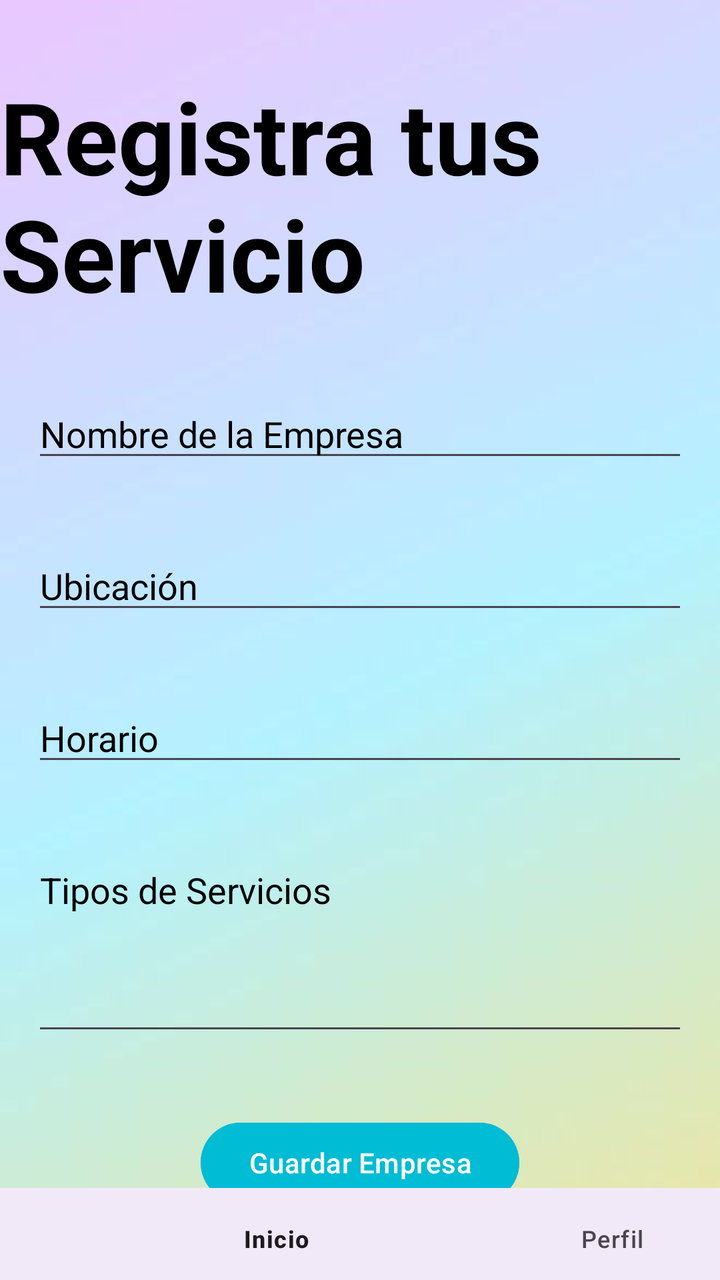
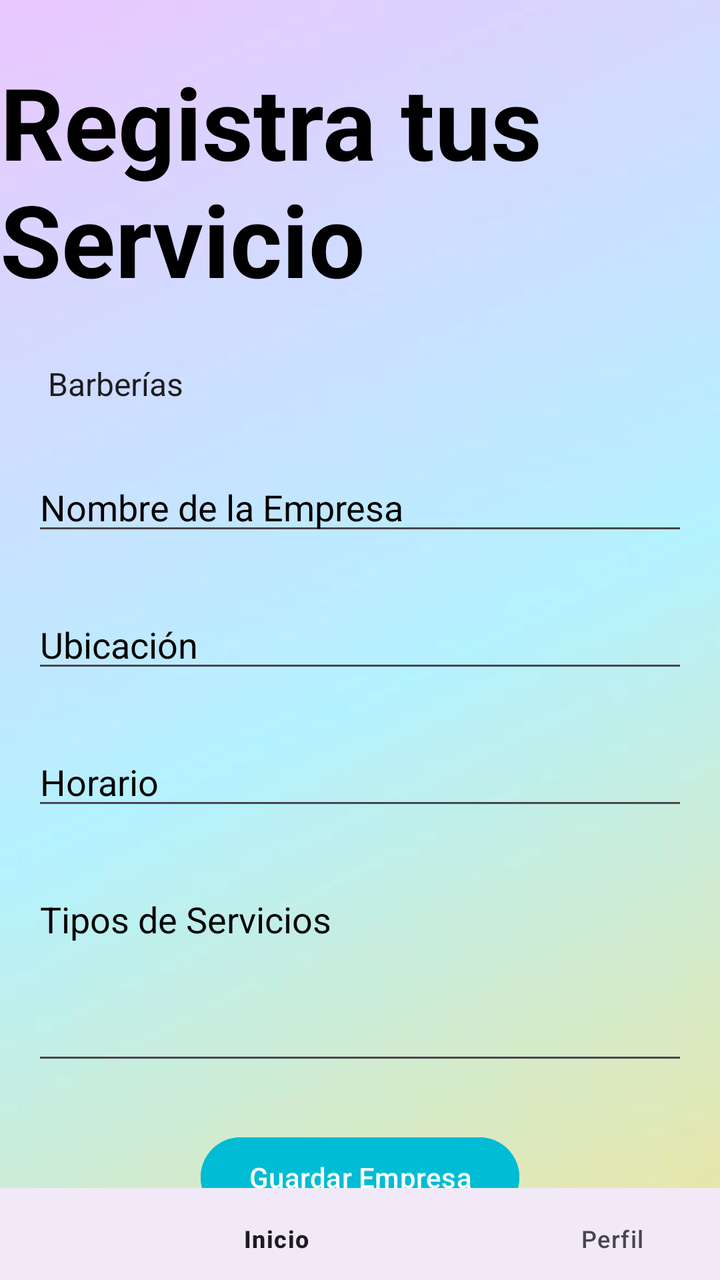

Compare the two renders of this Android layout. The source of the first and the diff that turns it into the second are given below.
<!-- AndroidManifest.xml: application theme Theme.Appp -->
<!-- res/layout/activity_registro_servicio.xml -->
<?xml version="1.0" encoding="utf-8"?>
<androidx.constraintlayout.widget.ConstraintLayout xmlns:android="http://schemas.android.com/apk/res/android"
    xmlns:app="http://schemas.android.com/apk/res-auto"
    xmlns:tools="http://schemas.android.com/tools"
    android:id="@+id/registroServicio"
    android:layout_width="match_parent"
    android:layout_height="match_parent"
    tools:context=".RegistroServicio">

    <ImageView
        android:id="@+id/imageView"
        android:layout_width="0dp"
        android:layout_height="0dp"
        android:scaleType="centerCrop"
        app:layout_constraintBottom_toBottomOf="parent"
        app:layout_constraintEnd_toEndOf="parent"
        app:layout_constraintHorizontal_bias="0.0"
        app:layout_constraintStart_toStartOf="parent"
        app:layout_constraintTop_toTopOf="parent"
        app:layout_constraintVertical_bias="0.0"
        app:srcCompat="@drawable/bdd4666fdcba42069e53862f98720581"
        tools:ignore="MissingConstraints" />

    <TextView
        android:id="@+id/textViewTitulo"
        android:layout_width="wrap_content"
        android:layout_height="wrap_content"
        android:text="Registra tus Servicio"
        android:textColor="#000000"
        android:textSize="50dp"
        android:textStyle="bold"
        app:layout_constraintBottom_toTopOf="@+id/editTextEmpresaNombre"
        app:layout_constraintEnd_toEndOf="parent"
        app:layout_constraintHorizontal_bias="0.0"
        app:layout_constraintStart_toStartOf="parent"
        app:layout_constraintTop_toTopOf="parent"
        app:layout_constraintVertical_bias="0.2" />

    <EditText
        android:id="@+id/editTextEmpresaNombre"
        android:layout_width="0dp"
        android:layout_height="wrap_content"
        android:layout_marginEnd="16dp"
        android:layout_marginStart="16dp"
        android:hint="Nombre de la Empresa"
        android:textColorHint="@color/black"
        app:layout_constraintBottom_toTopOf="@+id/editTextUbicacion"
        app:layout_constraintEnd_toEndOf="parent"
        app:layout_constraintStart_toStartOf="parent"
        app:layout_constraintTop_toBottomOf="@id/textViewTitulo" />

    <EditText
        android:id="@+id/editTextUbicacion"
        android:layout_width="0dp"
        android:layout_height="wrap_content"
        android:layout_marginEnd="16dp"
        android:layout_marginStart="16dp"
        android:hint="Ubicación"
        android:textColorHint="@color/black"
        app:layout_constraintBottom_toTopOf="@+id/editTextHorario"
        app:layout_constraintEnd_toEndOf="parent"
        app:layout_constraintStart_toStartOf="parent"
        app:layout_constraintTop_toBottomOf="@id/editTextEmpresaNombre" />

    <EditText
        android:id="@+id/editTextHorario"
        android:layout_width="0dp"
        android:layout_height="wrap_content"
        android:layout_marginEnd="16dp"
        android:layout_marginStart="16dp"
        android:hint="Horario"
        android:textColorHint="@color/black"
        app:layout_constraintBottom_toTopOf="@+id/editTextServicios"
        app:layout_constraintEnd_toEndOf="parent"
        app:layout_constraintStart_toStartOf="parent"
        app:layout_constraintTop_toBottomOf="@id/editTextUbicacion" />

    <EditText
        android:id="@+id/editTextServicios"
        android:layout_width="0dp"
        android:layout_height="wrap_content"
        android:layout_marginEnd="16dp"
        android:layout_marginStart="16dp"
        android:hint="Tipos de Servicios"
        android:textColorHint="@color/black"
        android:minHeight="100dp"
        android:gravity="top|start"
        app:layout_constraintBottom_toTopOf="@+id/buttonGuardarEmpresa"
        app:layout_constraintEnd_toEndOf="parent"
        app:layout_constraintStart_toStartOf="parent"
        app:layout_constraintTop_toBottomOf="@id/editTextHorario" />

    <Button
        android:id="@+id/buttonGuardarEmpresa"
        android:layout_width="wrap_content"
        android:layout_height="wrap_content"
        android:backgroundTint="#00BCD4"
        android:text="Guardar Empresa"
        android:textColor="#FFFFFF"
        app:layout_constraintBottom_toBottomOf="parent"
        app:layout_constraintEnd_toEndOf="parent"
        app:layout_constraintStart_toStartOf="parent"
        app:layout_constraintTop_toBottomOf="@id/editTextServicios" />

    <com.google.android.material.bottomnavigation.BottomNavigationView
        android:id="@+id/bottomNavigationView"
        android:layout_width="445dp"
        android:layout_height="46dp"
        android:layout_alignParentBottom="true"
        android:background="?android:attr/windowBackground"
        app:layout_constraintBottom_toBottomOf="parent"
        app:layout_constraintTop_toTopOf="parent"
        app:layout_constraintVertical_bias="1.0"
        tools:ignore="MissingConstraints"
        tools:layout_editor_absoluteX="-1dp"
        app:menu="@menu/bottom_menu"/>
</androidx.constraintlayout.widget.ConstraintLayout>
<!-- resources referenced by this layout -->
<resources>
  <color name="black">#FF000000</color>
  <!-- drawable bdd4666fdcba42069e53862f98720581: jpg bitmap (drawable, 3754 bytes) -->
  <style name="Theme.Appp" parent="Base.Theme.Appp" />
  <style name="Base.Theme.Appp" parent="Theme.Material3.DayNight.NoActionBar">
          
          
      </style>
</resources>

<!-- the commit's change to res/layout/activity_registro_servicio.xml (unified diff, before → after) -->
@@ -1,5 +1,6 @@
 <?xml version="1.0" encoding="utf-8"?>
-<androidx.constraintlayout.widget.ConstraintLayout xmlns:android="http://schemas.android.com/apk/res/android"
+<androidx.constraintlayout.widget.ConstraintLayout
+    xmlns:android="http://schemas.android.com/apk/res/android"
     xmlns:app="http://schemas.android.com/apk/res-auto"
     xmlns:tools="http://schemas.android.com/tools"
     android:id="@+id/registroServicio"
@@ -21,6 +22,7 @@
         app:srcCompat="@drawable/bdd4666fdcba42069e53862f98720581"
         tools:ignore="MissingConstraints" />
 
+    
     <TextView
         android:id="@+id/textViewTitulo"
         android:layout_width="wrap_content"
@@ -29,13 +31,26 @@
         android:textColor="#000000"
         android:textSize="50dp"
         android:textStyle="bold"
-        app:layout_constraintBottom_toTopOf="@+id/editTextEmpresaNombre"
+        app:layout_constraintBottom_toTopOf="@+id/spinnerCategoria"
         app:layout_constraintEnd_toEndOf="parent"
-        app:layout_constraintHorizontal_bias="0.0"
         app:layout_constraintStart_toStartOf="parent"
         app:layout_constraintTop_toTopOf="parent"
         app:layout_constraintVertical_bias="0.2" />
 
+    
+    <Spinner
+        android:id="@+id/spinnerCategoria"
+        android:layout_width="0dp"
+        android:layout_height="wrap_content"
+        android:layout_marginStart="16dp"
+        android:layout_marginEnd="16dp"
+        android:entries="@array/categorias_array"
+        app:layout_constraintBottom_toTopOf="@+id/editTextEmpresaNombre"
+        app:layout_constraintEnd_toEndOf="parent"
+        app:layout_constraintStart_toStartOf="parent"
+        app:layout_constraintTop_toBottomOf="@id/textViewTitulo" />
+
+    
     <EditText
         android:id="@+id/editTextEmpresaNombre"
         android:layout_width="0dp"
@@ -47,7 +62,7 @@
         app:layout_constraintBottom_toTopOf="@+id/editTextUbicacion"
         app:layout_constraintEnd_toEndOf="parent"
         app:layout_constraintStart_toStartOf="parent"
-        app:layout_constraintTop_toBottomOf="@id/textViewTitulo" />
+        app:layout_constraintTop_toBottomOf="@id/spinnerCategoria" />
 
     <EditText
         android:id="@+id/editTextUbicacion"
@@ -90,6 +105,7 @@
         app:layout_constraintStart_toStartOf="parent"
         app:layout_constraintTop_toBottomOf="@id/editTextHorario" />
 
+    
     <Button
         android:id="@+id/buttonGuardarEmpresa"
         android:layout_width="wrap_content"
@@ -102,6 +118,7 @@
         app:layout_constraintStart_toStartOf="parent"
         app:layout_constraintTop_toBottomOf="@id/editTextServicios" />
 
+    
     <com.google.android.material.bottomnavigation.BottomNavigationView
         android:id="@+id/bottomNavigationView"
         android:layout_width="445dp"
@@ -114,4 +131,5 @@
         tools:ignore="MissingConstraints"
         tools:layout_editor_absoluteX="-1dp"
         app:menu="@menu/bottom_menu"/>
+
 </androidx.constraintlayout.widget.ConstraintLayout>
<!-- resource entries referenced after the edit -->
@@ -1,5 +1,11 @@
 <!-- resources referenced by this layout -->
 <resources>
+  <string-array name="categorias_array">
+          <item>Barberías</item>
+          <item>Salones de belleza</item>
+          <item>Clínicas Médicas</item>
+          <item>Servicios de Mascotas</item>
+      </string-array>
   <color name="black">#FF000000</color>
   <!-- drawable bdd4666fdcba42069e53862f98720581: jpg bitmap (drawable, 3754 bytes) -->
   <style name="Theme.Appp" parent="Base.Theme.Appp" />
